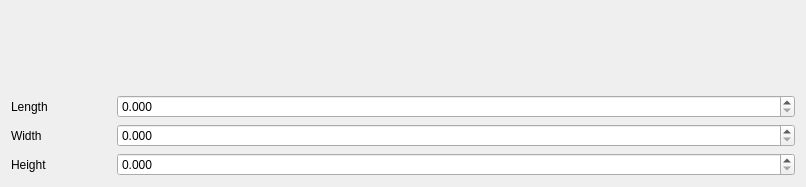
First picture: the form in TIGLViewer/src/modificators/ModificatorFuselageWidget.ui, repository DLR-SC/tigl, before the edit.
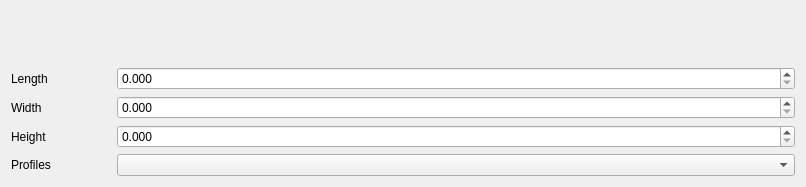
Second picture: the form after the edit. Custom widgets are drawn as their Qt base class.

Commit message: Add GUI  profileS edition for wing and fuselage

Diff of the .ui file:
```diff
--- a/TIGLViewer/src/modificators/ModificatorFuselageWidget.ui
+++ b/TIGLViewer/src/modificators/ModificatorFuselageWidget.ui
@@ -163,6 +163,36 @@
      </item>
     </layout>
    </item>
+   <item>
+    <layout class="QHBoxLayout" name="horizontalLayout">
+     <item>
+      <widget class="QLabel" name="label">
+       <property name="minimumSize">
+        <size>
+         <width>100</width>
+         <height>0</height>
+        </size>
+       </property>
+       <property name="maximumSize">
+        <size>
+         <width>100</width>
+         <height>16777215</height>
+        </size>
+       </property>
+       <property name="text">
+        <string>Profiles</string>
+       </property>
+      </widget>
+     </item>
+     <item>
+      <widget class="QComboBox" name="profileComboBox">
+       <property name="toolTip">
+        <string>&lt;html&gt;&lt;head/&gt;&lt;body&gt;&lt;p&gt;The uid of the profile used by this fuselage. If the fuselage use multiple profiles, the value &amp;lt;multi-profiles&amp;gt; will be display. If the value changed, all the profiles used by the sections of this fuselage will be set.  &lt;/p&gt;&lt;/body&gt;&lt;/html&gt;</string>
+       </property>
+      </widget>
+     </item>
+    </layout>
+   </item>
   </layout>
  </widget>
  <customwidgets>
```
The commit also changes 6 other files.
